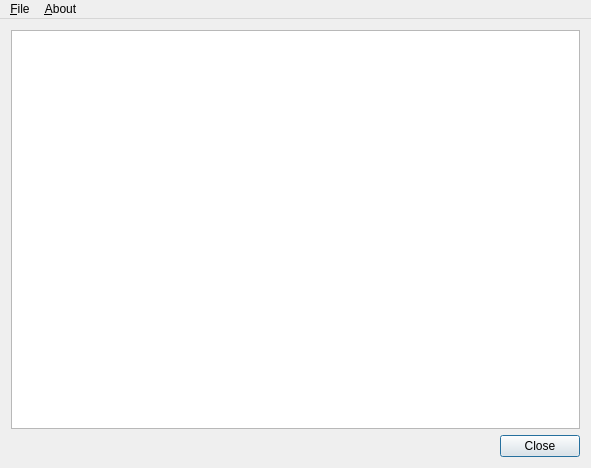
The window that mainwindow.ui (SmirnoffYM/AI-simulator) describes before a commit, drawn with Qt 5.
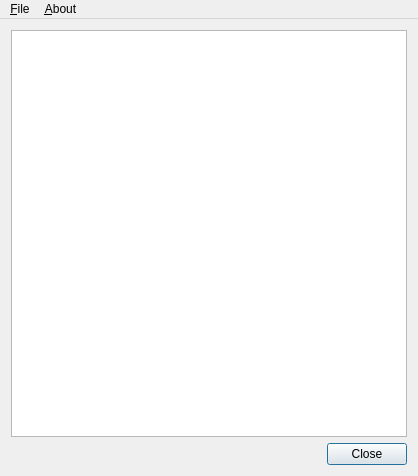
The same window after the commit.

```diff
--- a/mainwindow.ui
+++ b/mainwindow.ui
@@ -6,8 +6,8 @@
    <rect>
     <x>0</x>
     <y>0</y>
-    <width>591</width>
-    <height>468</height>
+    <width>418</width>
+    <height>476</height>
    </rect>
   </property>
   <property name="windowTitle">
@@ -51,7 +51,7 @@
     <rect>
      <x>0</x>
      <y>0</y>
-     <width>591</width>
+     <width>418</width>
      <height>25</height>
     </rect>
    </property>
```
Left out of the diff: 10 changed lines with no effect on the pictures.
